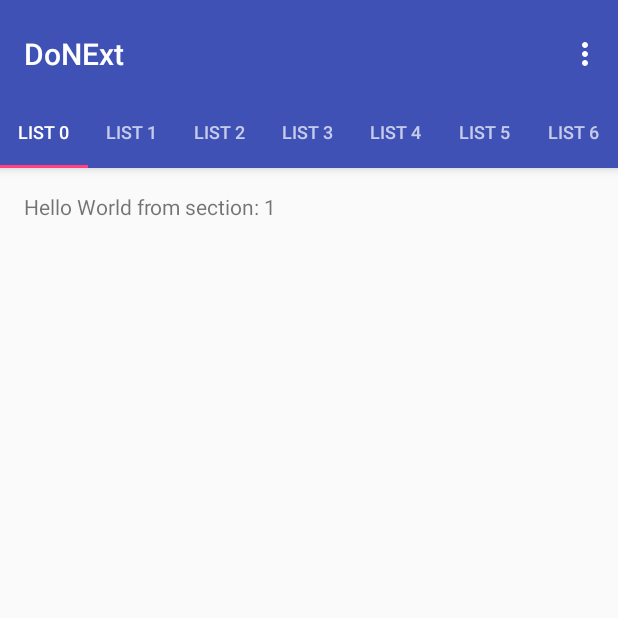
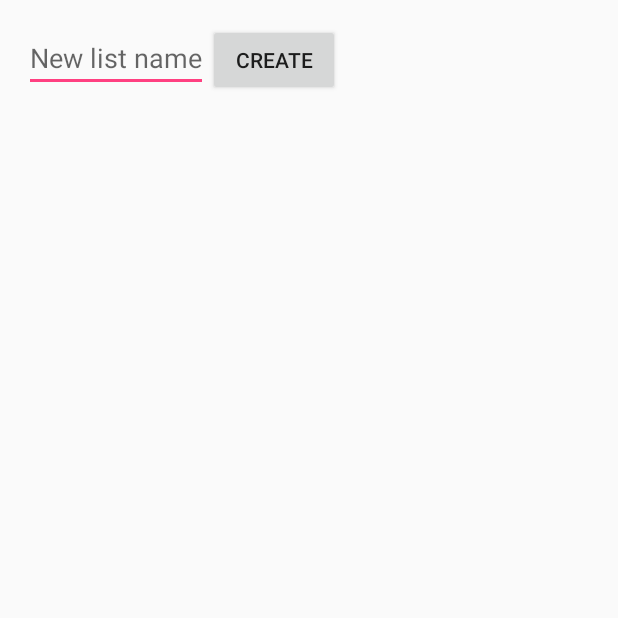
Before and after one commit to wismna/DoNext, an Android app: the screen it shows after launch (MainActivity before the commit, TaskListActivity after it), in the options menu, after a tap on "Edit lists", on a phone screen of 412 x 824 dp, the top half of it. Run offline under Robolectric (Android 15) with nearby library versions, the phone set to English and light mode, and no system bars.

Commit message:
Add database helper Add Task list activity Add Create new task list Add Custom CursorAdapter for task list view

```diff
--- /dev/null
+++ b/DoNExt/app/src/main/java/com/wismna/geoffroy/donext/DatabaseHelper.java
@@ -0,0 +1,58 @@
+package com.wismna.geoffroy.donext;
+
+import android.content.Context;
+import android.database.sqlite.SQLiteDatabase;
+import android.database.sqlite.SQLiteOpenHelper;
+
+/**
+ * Created by geoffroy on 15-11-25.
+ */
+public class DatabaseHelper extends SQLiteOpenHelper {
+    private static final int DATABASE_VERSION = 1;
+    private static final String DATABASE_NAME = "donext.db";
+    public static final String COLUMN_ID = "_id";
+
+    public static final String TASKLIST_TABLE_NAME = "tasklist";
+    public static final String TASKLIST_COLUMN_NAME = "name";
+    private static final String TASKLIST_TABLE_CREATE =
+            "CREATE TABLE " + TASKLIST_TABLE_NAME + " (" +
+                    COLUMN_ID + " INTEGER PRIMARY KEY AUTOINCREMENT, " +
+                    TASKLIST_COLUMN_NAME + " TEXT NOT NULL);";
+
+    public static final String TASKS_TABLE_NAME = "tasks";
+    public static final String TASKS_COLUMN_NAME = "name";
+    public static final String TASKS_COLUMN_DESC = "description";
+    public static final String TASKS_COLUMN_CYCLE = "cycle";
+    public static final String TASKS_COLUMN_PRIORITY = "priority";
+    public static final String TASKS_COLUMN_DONE = "done";
+    public static final String TASKS_COLUMN_DELETED= "deleted";
+    public static final String TASKS_COLUMN_LIST = "list";
+    private static final String TASKS_TABLE_CREATE =
+            "CREATE TABLE " + TASKS_TABLE_NAME + " (" +
+                    COLUMN_ID + " INTEGER PRIMARY KEY AUTOINCREMENT, " +
+                    TASKS_COLUMN_NAME + " TEXT NOT NULL, " +
+                    TASKS_COLUMN_DESC + " TEXT, " +
+                    TASKS_COLUMN_CYCLE + " INTEGER NOT NULL, " +
+                    TASKS_COLUMN_DONE + " INTEGER, " +
+                    TASKS_COLUMN_DELETED + " INTEGER, " +
+                    TASKS_COLUMN_PRIORITY + " INTEGER, " +
+                    TASKS_COLUMN_LIST + " INTEGER NOT NULL, " +
+                    "FOREIGN KEY(" + TASKS_COLUMN_LIST + ") REFERENCES " +
+                    TASKLIST_TABLE_NAME + "(" + COLUMN_ID + ")" +
+             ");";
+
+    DatabaseHelper(Context context) {
+        super(context, DATABASE_NAME, null, DATABASE_VERSION);
+    }
+
+    @Override
+    public void onCreate(SQLiteDatabase db) {
+        db.execSQL(TASKLIST_TABLE_CREATE);
+        db.execSQL(TASKS_TABLE_CREATE);
+    }
+
+    @Override
+    public void onUpgrade(SQLiteDatabase db, int oldVersion, int newVersion) {
+
+    }
+}
--- a/DoNExt/app/src/main/java/com/wismna/geoffroy/donext/MainActivity.java
+++ b/DoNExt/app/src/main/java/com/wismna/geoffroy/donext/MainActivity.java
@@ -67,6 +67,11 @@ public class MainActivity extends AppCompatActivity {
     /** Called when the user clicks the Settings button  */
     public void openSettings(MenuItem menuItem) {
         Intent intent = new Intent(this, SettingsActivity.class);
+        startActivity(intent);
+    }
+    /** Called when the user clicks the Edit Lists button  */
+    public void openTaskLists(MenuItem menuItem) {
+        Intent intent = new Intent(this, TaskListActivity.class);
         startActivity(intent);
     }
 
--- /dev/null
+++ b/DoNExt/app/src/main/java/com/wismna/geoffroy/donext/TaskListActivity.java
@@ -0,0 +1,74 @@
+package com.wismna.geoffroy.donext;
+
+import android.app.ListActivity;
+import android.os.Bundle;
+import android.view.View;
+import android.widget.EditText;
+import android.widget.ListView;
+
+public class TaskListActivity extends ListActivity {
+    private TasksDataAccess dataAccess;
+
+    @Override
+    protected void onCreate(Bundle savedInstanceState) {
+        super.onCreate(savedInstanceState);
+        setContentView(R.layout.activity_task_list);
+
+        ListView listView = (ListView) findViewById(android.R.id.list);
+        dataAccess = new TasksDataAccess(this);
+        dataAccess.open();
+
+        //List<TaskList> values = dataAccess.getAllTaskLists();
+
+        // use the SimpleCursorAdapter to show the
+        // elements in a ListView
+        /*ArrayAdapter<TaskList> adapter = new ArrayAdapter<TaskList>(this,
+                android.R.layout.simple_list_item_1, values);
+        setListAdapter(adapter);*/
+
+        TaskListCursorAdapter adapter = new TaskListCursorAdapter(
+                this, R.layout.item_task_list, dataAccess.getAllTaskListsCursor(), 0);
+        listView.setAdapter(adapter);
+    }
+
+    // Will be called when the create Task List button is clicked
+    public void onCreateTaskList(View view) {
+        @SuppressWarnings("unchecked")
+        //ArrayAdapter<TaskList> adapter = (ArrayAdapter<TaskList>) getListAdapter();
+        TaskListCursorAdapter adapter = (TaskListCursorAdapter) getListAdapter();
+        TaskList taskList;
+
+        EditText editText = (EditText) findViewById(R.id.new_task_list_name);
+        // save the new comment to the database
+        taskList = dataAccess.createTaskList(editText.getText().toString());
+        //adapter.add(taskList);
+
+        adapter.notifyDataSetChanged();
+    }
+
+    public void onDeleteTaskList(View view) {
+        @SuppressWarnings("unchecked")
+        //ArrayAdapter<TaskList> adapter = (ArrayAdapter<TaskList>) getListAdapter();
+        TaskListCursorAdapter adapter = (TaskListCursorAdapter) getListAdapter();
+        TaskList taskList;
+
+        if (adapter.getCount() > 0) {
+            taskList = (TaskList) getListAdapter().getItem(0);
+            dataAccess.deleteTaskList(taskList);
+            //adapter.remove(taskList);
+        }
+        adapter.notifyDataSetChanged();
+    }
+
+    @Override
+    protected void onResume() {
+        dataAccess.open();
+        super.onResume();
+    }
+
+    @Override
+    protected void onPause() {
+        dataAccess.close();
+        super.onPause();
+    }
+}
--- /dev/null
+++ b/DoNExt/app/src/main/java/com/wismna/geoffroy/donext/TaskListCursorAdapter.java
@@ -0,0 +1,41 @@
+package com.wismna.geoffroy.donext;
+
+import android.content.Context;
+import android.database.Cursor;
+import android.view.LayoutInflater;
+import android.view.View;
+import android.view.ViewGroup;
+import android.widget.ResourceCursorAdapter;
+import android.widget.TextView;
+
+/**
+ * Created by geoffroy on 15-11-25.
+ */
+public class TaskListCursorAdapter extends ResourceCursorAdapter {
+    public TaskListCursorAdapter(Context context, int layout, Cursor cursor, int flags) {
+        super(context, layout, cursor, flags);
+    }
+
+    // The newView method is used to inflate a new view and return it,
+    // you don't bind any data to the view at this point.
+    @Override
+    public View newView(Context context, Cursor cursor, ViewGroup parent) {
+        return LayoutInflater.from(context).inflate(R.layout.item_task_list, parent, false);
+    }
+
+    // The bindView method is used to bind all data to a given view
+    // such as setting the text on a TextView.
+    @Override
+    public void bindView(View view, Context context, Cursor cursor) {
+        // Find fields to populate in inflated template
+        TextView taskListCount = (TextView) view.findViewById(R.id.task_list_count);
+        TextView taskListName = (TextView) view.findViewById(R.id.task_list_name);
+        // Extract properties from cursor
+        String name = cursor.getString(cursor.getColumnIndexOrThrow(DatabaseHelper.TASKLIST_COLUMN_NAME));
+        // TODO: Update the count when tasks are implemented
+        int count = 0;
+        // Populate fields with extracted properties
+        taskListCount.setText(String.valueOf(count));
+        taskListName.setText(name);
+    }
+}
--- /dev/null
+++ b/DoNExt/app/src/main/res/layout/activity_task_list.xml
@@ -0,0 +1,31 @@
+<?xml version="1.0" encoding="utf-8"?>
+<LinearLayout xmlns:android="http://schemas.android.com/apk/res/android"
+    xmlns:tools="http://schemas.android.com/tools"
+    android:layout_width="match_parent"
+    android:layout_height="match_parent"
+    android:paddingBottom="@dimen/activity_vertical_margin"
+    android:paddingLeft="@dimen/activity_horizontal_margin"
+    android:paddingRight="@dimen/activity_horizontal_margin"
+    android:paddingTop="@dimen/activity_vertical_margin"
+    android:orientation="vertical"
+    tools:context="com.wismna.geoffroy.donext.TaskListActivity">
+    <LinearLayout
+        android:layout_width="match_parent"
+        android:layout_height="wrap_content">
+        <EditText
+            android:id="@+id/new_task_list_name"
+            android:layout_width="wrap_content"
+            android:layout_height="wrap_content"
+            android:hint="@string/task_list_new_list_hint"/>
+        <Button
+            android:layout_width="wrap_content"
+            android:layout_height="wrap_content"
+            android:onClick="onCreateTaskList"
+            android:text="@string/task_list_new_list_create"/>
+    </LinearLayout>
+    <ListView
+        android:id="@android:id/list"
+        android:layout_width="match_parent"
+        android:layout_height="match_parent">
+    </ListView>
+</LinearLayout>
--- a/DoNExt/app/src/main/res/menu/menu_main.xml
+++ b/DoNExt/app/src/main/res/menu/menu_main.xml
@@ -9,13 +9,14 @@
         android:onClick="openSettings"
         app:showAsAction="never" />
     <item
-        android:id="@+id/action_newTab"
-        android:orderInCategory="50"
-        android:title="@string/action_newTab"
-        app:showAsAction="never" />
-    <item
         android:id="@+id/action_editTabs"
         android:orderInCategory="60"
         android:title="@string/action_editTabs"
+        android:onClick="openTaskLists"
+        app:showAsAction="never" />
+    <item
+        android:id="@+id/action_about"
+        android:orderInCategory="50"
+        android:title="@string/action_about"
         app:showAsAction="never" />
 </menu>
--- a/DoNExt/app/src/main/res/values/strings.xml
+++ b/DoNExt/app/src/main/res/values/strings.xml
@@ -1,10 +1,18 @@
 <resources>
+    <!-- Activities and menu strings -->
     <string name="app_name">DoNExt</string>
     <string name="action_settings">Settings</string>
     <string name="action_newTab">New list</string>
     <string name="action_editTabs">Edit lists</string>
+    <string name="action_about">About</string>
     <string name="section_format">Hello World from section: %1$d</string>
-    <string name="title_activity_settings">Settings</string>
+    <string name="settings_activity_title">Settings</string>
+    <string name="task_list_activity_title">List edition</string>
+
+    <!-- Strings related to Task List edition -->
+    <string name="task_list_new_list_hint">New list name</string>
+    <string name="task_list_new_list_create">Create</string>
+    <string name="task_list_delete">Delete</string>
 
     <!-- Strings related to Settings -->
     <string name="settings_confirm_donext">Confirm on DoNext?</string>
@@ -20,4 +28,5 @@
         <item>6</item>
         <item>7</item>
     </string-array>
+    <string name="title_activity_task_list">TaskListActivity</string>
 </resources>
```
Also changed, not shown: DoNExt/app/src/main/AndroidManifest.xml (+9 -2 lines), DoNExt/app/src/main/java/com/wismna/geoffroy/donext/Task.java (added, +76 -0 lines), DoNExt/app/src/main/java/com/wismna/geoffroy/donext/TaskList.java (added, +31 -0 lines), DoNExt/app/src/main/java/com/wismna/geoffroy/donext/TasksDataAccess.java (added, +81 -0 lines), DoNExt/app/src/main/res/layout/item_task_list.xml (added, +24 -0 lines).
